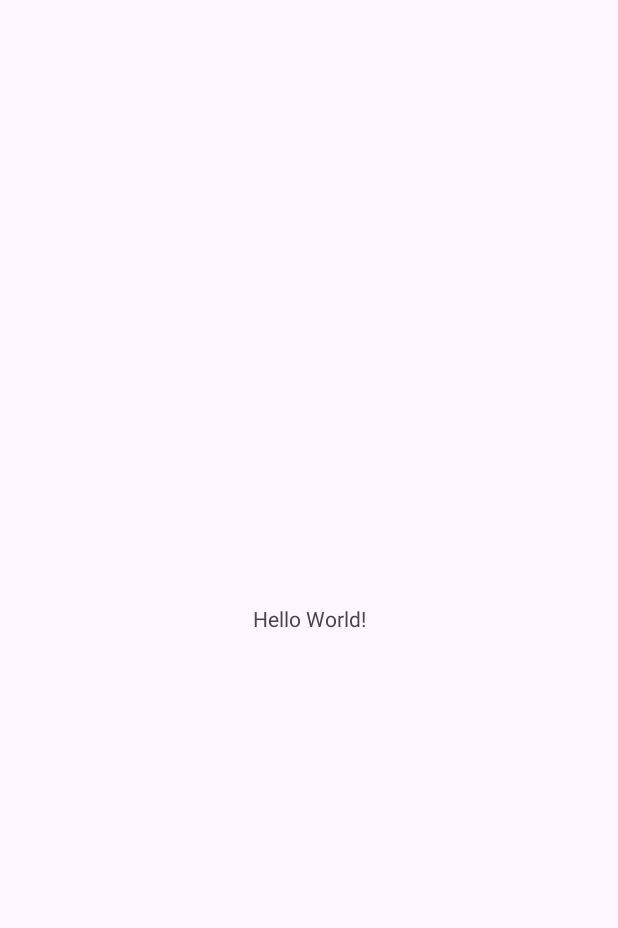
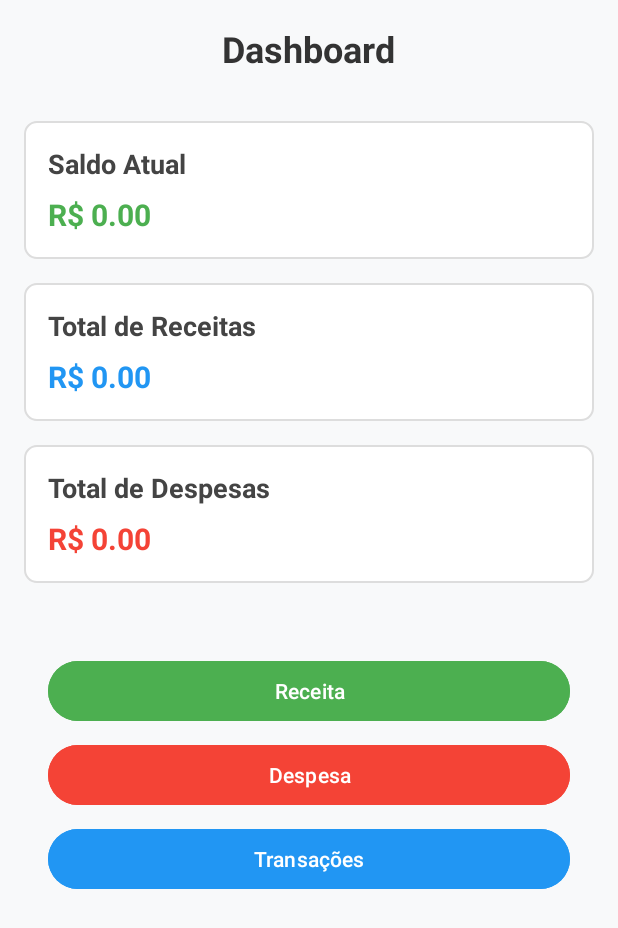
Before and after one commit to Sengeki1/Financial_Control_App, an Android app: the screen it shows after launch (MainActivity), on a phone screen of 412 x 824 dp. Before the commit the part shown is almost empty. Shown: the top 928 px of the screen. Run offline under Robolectric (Android 15) with nearby library versions, the phone set to English and light mode, and no system bars.

Commit message:
Dashboard UI

```diff
--- a/app/src/main/java/com/example/myapplication/MainActivity.java
+++ b/app/src/main/java/com/example/myapplication/MainActivity.java
@@ -1,6 +1,8 @@
 package com.example.myapplication;
 
 import android.os.Bundle;
+import android.widget.Button;
+import android.widget.TextView;
 
 import androidx.activity.EdgeToEdge;
 import androidx.appcompat.app.AppCompatActivity;
@@ -20,5 +22,15 @@ public class MainActivity extends AppCompatActivity {
             v.setPadding(systemBars.left, systemBars.top, systemBars.right, systemBars.bottom);
             return insets;
         });
+
+        TextView balanceAmount = findViewById(R.id.tvBalanceAmount);
+        TextView revenueAmount = findViewById(R.id.tvRevenueAmount);
+        TextView expenseAmount = findViewById(R.id.tvExpenseAmount);
+
+        Button btnAddRevenue = findViewById(R.id.btnAddRevenue);
+        Button btnAddExpense = findViewById(R.id.btnAddExpense);
+        Button btnViewTransactions = findViewById(R.id.btnViewTransactions);
+
+
     }
 }
--- /dev/null
+++ b/app/src/main/res/drawable/card_background.xml
@@ -0,0 +1,7 @@
+<?xml version="1.0" encoding="utf-8"?>
+<shape xmlns:android="http://schemas.android.com/apk/res/android">
+    <corners android:radius="8dp" />
+    <solid android:color="#FFFFFF" />
+    <padding android:left="8dp" android:top="8dp" android:right="8dp" android:bottom="8dp" />
+    <stroke android:width="1dp" android:color="#DDDDDD" />
+</shape>
--- a/app/src/main/res/layout/activity_main.xml
+++ b/app/src/main/res/layout/activity_main.xml
@@ -7,13 +7,156 @@
     android:layout_height="match_parent"
     tools:context=".MainActivity">
 
-    <TextView
-        android:layout_width="wrap_content"
-        android:layout_height="wrap_content"
-        android:text="Hello World!"
-        app:layout_constraintBottom_toBottomOf="parent"
-        app:layout_constraintEnd_toEndOf="parent"
-        app:layout_constraintStart_toStartOf="parent"
-        app:layout_constraintTop_toTopOf="parent" />
+    <RelativeLayout
+        android:layout_width="match_parent"
+        android:layout_height="match_parent"
+        android:padding="16dp"
+        android:background="#F8F9FA">
+
+        <!-- Header -->
+        <TextView
+            android:id="@+id/tvTitle"
+            android:layout_width="wrap_content"
+            android:layout_height="wrap_content"
+            android:text="Dashboard"
+            android:textSize="24sp"
+            android:textStyle="bold"
+            android:layout_marginBottom="16dp"
+            android:layout_alignParentTop="true"
+            android:layout_centerHorizontal="true"
+            android:textColor="#333" />
+
+        <!-- Current Balance Card -->
+        <LinearLayout
+            android:id="@+id/cardBalance"
+            android:layout_width="match_parent"
+            android:layout_height="wrap_content"
+            android:orientation="vertical"
+            android:padding="16dp"
+            android:background="@drawable/card_background"
+            android:layout_below="@id/tvTitle"
+            android:layout_marginTop="16dp">
+
+            <TextView
+                android:id="@+id/tvBalanceLabel"
+                android:layout_width="wrap_content"
+                android:layout_height="wrap_content"
+                android:text="Saldo Atual"
+                android:textSize="18sp"
+                android:textStyle="bold"
+                android:textColor="#444" />
+
+            <TextView
+                android:id="@+id/tvBalanceAmount"
+                android:layout_width="wrap_content"
+                android:layout_height="wrap_content"
+                android:text="R$ 0.00"
+                android:textSize="20sp"
+                android:textStyle="bold"
+                android:textColor="#4CAF50"
+                android:layout_marginTop="8dp" />
+        </LinearLayout>
+
+        <!-- Total Revenue Card -->
+        <LinearLayout
+            android:id="@+id/cardRevenue"
+            android:layout_width="match_parent"
+            android:layout_height="wrap_content"
+            android:orientation="vertical"
+            android:padding="16dp"
+            android:background="@drawable/card_background"
+            android:layout_below="@id/cardBalance"
+            android:layout_marginTop="16dp">
+
+            <TextView
+                android:id="@+id/tvRevenueLabel"
+                android:layout_width="wrap_content"
+                android:layout_height="wrap_content"
+                android:text="Total de Receitas"
+                android:textSize="18sp"
+                android:textStyle="bold"
+                android:textColor="#444" />
+
+            <TextView
+                android:id="@+id/tvRevenueAmount"
+                android:layout_width="wrap_content"
+                android:layout_height="wrap_content"
+                android:text="R$ 0.00"
+                android:textSize="20sp"
+                android:textStyle="bold"
+                android:textColor="#2196F3"
+                android:layout_marginTop="8dp" />
+        </LinearLayout>
+
+        <!-- Total Expense Card -->
+        <LinearLayout
+            android:id="@+id/cardExpense"
+            android:layout_width="match_parent"
+            android:layout_height="wrap_content"
+            android:orientation="vertical"
+            android:padding="16dp"
+            android:background="@drawable/card_background"
+            android:layout_below="@id/cardRevenue"
+            android:layout_marginTop="16dp">
+
+            <TextView
+                android:id="@+id/tvExpenseLabel"
+                android:layout_width="wrap_content"
+                android:layout_height="wrap_content"
+                android:text="Total de Despesas"
+                android:textSize="18sp"
+                android:textStyle="bold"
+                android:textColor="#444" />
+
+            <TextView
+                android:id="@+id/tvExpenseAmount"
+                android:layout_width="wrap_content"
+                android:layout_height="wrap_content"
+                android:text="R$ 0.00"
+                android:textSize="20sp"
+                android:textStyle="bold"
+                android:textColor="#F44336"
+                android:layout_marginTop="8dp" />
+        </LinearLayout>
+
+        <LinearLayout
+            android:id="@+id/card_buttons"
+            android:layout_width="match_parent"
+            android:layout_height="wrap_content"
+            android:orientation="vertical"
+            android:padding="16dp"
+            android:layout_below="@id/cardExpense"
+            android:layout_marginTop="16dp">
+
+        <Button
+            android:id="@+id/btnAddRevenue"
+            android:layout_width="match_parent"
+            android:layout_height="wrap_content"
+            android:text="Receita"
+            android:layout_marginTop="16dp"
+            android:backgroundTint="#4CAF50"
+            android:textColor="#FFFFFF" />
+
+        <Button
+            android:id="@+id/btnAddExpense"
+            android:layout_width="match_parent"
+            android:layout_height="wrap_content"
+            android:text="Despesa"
+            android:layout_below="@id/btnAddRevenue"
+            android:layout_marginTop="8dp"
+            android:backgroundTint="#F44336"
+            android:textColor="#FFFFFF" />
+
+        <Button
+            android:id="@+id/btnViewTransactions"
+            android:layout_width="match_parent"
+            android:layout_height="wrap_content"
+            android:text="Transações"
+            android:layout_below="@id/btnAddExpense"
+            android:layout_marginTop="8dp"
+            android:backgroundTint="#2196F3"
+            android:textColor="#FFFFFF" />
+        </LinearLayout>
+    </RelativeLayout>
 
 </androidx.constraintlayout.widget.ConstraintLayout>
```
